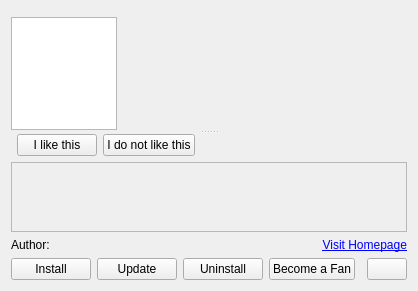
The window that knewstuff/knewstuff3/ui/entrydetailsdialog.ui (KDE/kdelibs) describes before a commit, drawn with Qt 5.
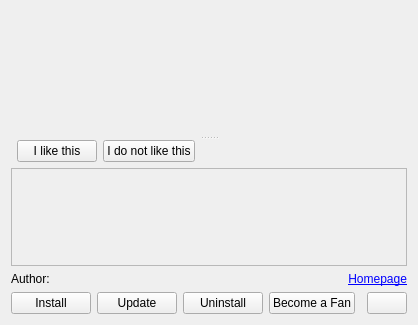
The same window after the commit. Custom widgets are drawn as their Qt base class.

Commit message: make previews look better - no longer a listview - add frame there too

The edit to the form file:
```diff
--- a/knewstuff/knewstuff3/ui/entrydetailsdialog.ui
+++ b/knewstuff/knewstuff3/ui/entrydetailsdialog.ui
@@ -7,7 +7,7 @@
     <x>0</x>
     <y>0</y>
     <width>400</width>
-    <height>291</height>
+    <height>325</height>
    </rect>
   </property>
   <layout class="QVBoxLayout" name="verticalLayout_3">
@@ -22,44 +22,56 @@
      <widget class="QWidget" name="widget" native="true">
       <layout class="QHBoxLayout" name="horizontalLayout_4">
        <item>
-        <widget class="QListWidget" name="previewSmall">
+        <layout class="QVBoxLayout" name="verticalLayout_4">
+         <item>
+          <widget class="KNS3::ImagePreviewWidget" name="preview1" native="true">
          <property name="sizePolicy">
-          <sizepolicy hsizetype="Fixed" vsizetype="Expanding">
-           <horstretch>0</horstretch>
-           <verstretch>0</verstretch>
+            <sizepolicy hsizetype="Preferred" vsizetype="Preferred">
+             <horstretch>100</horstretch>
+             <verstretch>80</verstretch>
           </sizepolicy>
          </property>
          <property name="minimumSize">
           <size>
-           <width>106</width>
-           <height>0</height>
-          </size>
-         </property>
-         <property name="maximumSize">
+             <width>100</width>
+             <height>20</height>
+            </size>
+           </property>
+          </widget>
+         </item>
+         <item>
+          <widget class="KNS3::ImagePreviewWidget" name="preview2" native="true">
+           <property name="sizePolicy">
+            <sizepolicy hsizetype="Preferred" vsizetype="Preferred">
+             <horstretch>100</horstretch>
+             <verstretch>80</verstretch>
+            </sizepolicy>
+           </property>
+           <property name="minimumSize">
           <size>
-           <width>106</width>
-           <height>16777215</height>
-          </size>
-         </property>
-         <property name="verticalScrollBarPolicy">
-          <enum>Qt::ScrollBarAlwaysOff</enum>
-         </property>
-         <property name="horizontalScrollBarPolicy">
-          <enum>Qt::ScrollBarAlwaysOff</enum>
-         </property>
-         <property name="gridSize">
+             <width>20</width>
+             <height>20</height>
+            </size>
+           </property>
+          </widget>
+         </item>
+         <item>
+          <widget class="KNS3::ImagePreviewWidget" name="preview3" native="true">
+           <property name="sizePolicy">
+            <sizepolicy hsizetype="Preferred" vsizetype="Preferred">
+             <horstretch>100</horstretch>
+             <verstretch>80</verstretch>
+            </sizepolicy>
+           </property>
+           <property name="minimumSize">
           <size>
-           <width>98</width>
-           <height>80</height>
-          </size>
-         </property>
-         <property name="viewMode">
-          <enum>QListView::ListMode</enum>
-         </property>
-         <property name="uniformItemSizes">
-          <bool>true</bool>
-         </property>
-        </widget>
+             <width>20</width>
+             <height>20</height>
+            </size>
+           </property>
+          </widget>
+         </item>
+        </layout>
        </item>
        <item>
         <widget class="QLabel" name="previewBig">
@@ -209,7 +221,7 @@
          <item>
           <widget class="QLabel" name="homepageLabel">
            <property name="text">
-            <string>&lt;a href=&quot;http://opendesktop.org&quot;&gt;Visit Homepage&lt;/a&gt;</string>
+            <string>&lt;a href=&quot;http://opendesktop.org&quot;&gt;Homepage&lt;/a&gt;</string>
            </property>
            <property name="alignment">
             <set>Qt::AlignRight|Qt::AlignTrailing|Qt::AlignVCenter</set>
@@ -338,6 +350,12 @@
    <header>ui/ratingwidget.h</header>
    <container>1</container>
   </customwidget>
+  <customwidget>
+   <class>KNS3::ImagePreviewWidget</class>
+   <extends>QWidget</extends>
+   <header>ui/imagepreviewwidget.h</header>
+   <container>1</container>
+  </customwidget>
  </customwidgets>
  <resources/>
  <connections/>
```
Left out of the diff: 2 changed lines with no effect on the pictures. Lines whose indentation alone changed are shown as unchanged. The commit also changes 5 other files.
